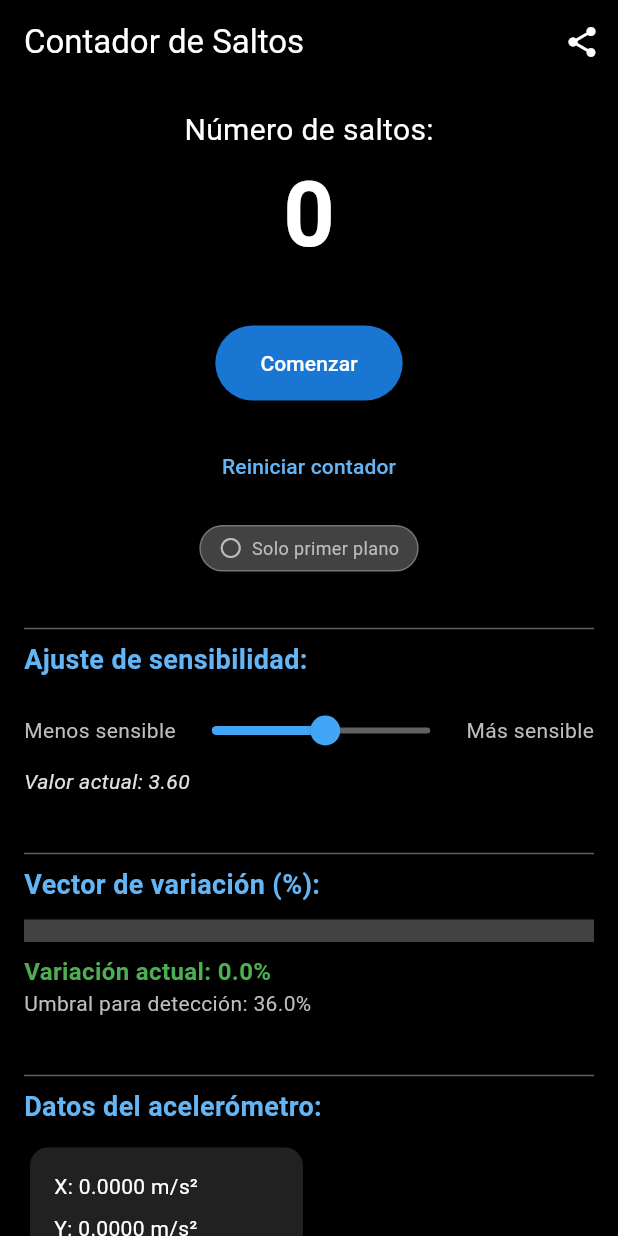
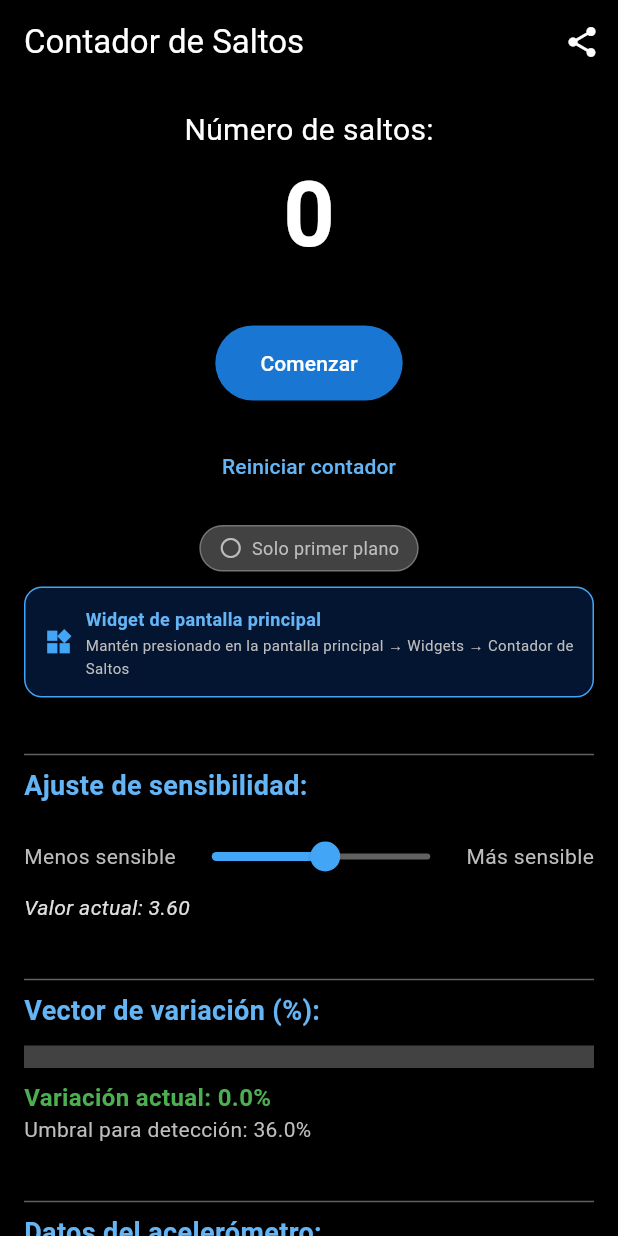
Before and after one commit to rodmicito/saltosFlutter, a Flutter app: the screen it shows after launch, on a phone screen of 412 x 824 dp. Run offline on Flutter 3.47's test engine with Material 3 defaults, Android fonts, the phone set to English and light mode, and no system bars; our stand-ins replace flutter_local_notifications, permission_handler, sensors_plus, share_plus; missing offline and left inert: flutter_background_service, home_widget.

Commit message:
Add home screen widget functionality - shows jump count on phone home screen

```diff
--- a/lib/screens/jump_counter_screen.dart
+++ b/lib/screens/jump_counter_screen.dart
@@ -1,6 +1,7 @@
 import 'package:flutter/material.dart';
 import 'package:jump_counter/services/accelerometer_service.dart';
 import 'package:jump_counter/services/background_service.dart';
+import 'package:jump_counter/services/home_widget_service.dart';
 import 'package:sensors_plus/sensors_plus.dart';
 import 'package:share_plus/share_plus.dart';
 import 'package:permission_handler/permission_handler.dart';
@@ -49,11 +50,16 @@ class _JumpCounterScreenState extends State<JumpCounterScreen> {
     // Inicializar el servicio de segundo plano
     _initializeBackgroundService();
 
+    // Inicializar el widget de pantalla principal
+    _initializeHomeWidget();
+
     // Escuchar actualizaciones del servicio de segundo plano
     FlutterBackgroundService().on('jumpDetected').listen((event) {
       if (mounted && _isBackgroundMode) {
         setState(() {
           _jumpCount = event!['count'];
+          // Actualizar el widget
+          _updateHomeWidget();
         });
       }
     });
@@ -62,6 +68,8 @@ class _JumpCounterScreenState extends State<JumpCounterScreen> {
       if (mounted && _isBackgroundMode) {
         setState(() {
           _jumpCount = event!['count'];
+          // Actualizar el widget
+          _updateHomeWidget();
         });
       }
     });
@@ -72,6 +80,15 @@ class _JumpCounterScreenState extends State<JumpCounterScreen> {
 
     // Solicitar permisos necesarios
     await _requestPermissions();
+  }
+
+  Future<void> _initializeHomeWidget() async {
+    await HomeWidgetService.initialize();
+    HomeWidgetService.registerWidgetCallback();
+  }
+
+  void _updateHomeWidget() {
+    HomeWidgetService.updateWidget(_jumpCount, _isMonitoring);
   }
 
   Future<void> _requestPermissions() async {
@@ -110,6 +127,8 @@ class _JumpCounterScreenState extends State<JumpCounterScreen> {
     setState(() {
       _jumpCount++;
     });
+    // Actualizar el widget de pantalla principal
+    _updateHomeWidget();
   }
 
   void _toggleMonitoring() async {
@@ -132,6 +151,9 @@ class _JumpCounterScreenState extends State<JumpCounterScreen> {
       _accelerometerService.stopMonitoring();
       _isBackgroundMode = false;
     }
+
+    // Actualizar el widget con el nuevo estado
+    _updateHomeWidget();
   }
 
   void _resetCounter() {
@@ -141,6 +163,9 @@ class _JumpCounterScreenState extends State<JumpCounterScreen> {
 
     // También reiniciar el contador en el servicio de segundo plano
     BackgroundService.resetCount();
+
+    // Actualizar el widget
+    _updateHomeWidget();
   }
 
   void _shareResults() {
@@ -236,6 +261,45 @@ class _JumpCounterScreenState extends State<JumpCounterScreen> {
                             style: TextStyle(
                               color: _isBackgroundMode ? Colors.green[400] : Colors.grey[400],
                               fontSize: 12,
+                            ),
+                          ),
+                        ],
+                      ),
+                    ),
+                    const SizedBox(height: 10),
+                    // Información del widget de pantalla principal
+                    Container(
+                      padding: const EdgeInsets.all(12),
+                      decoration: BoxDecoration(
+                        color: Colors.blue[900]?.withOpacity(0.3),
+                        borderRadius: BorderRadius.circular(12),
+                        border: Border.all(color: Colors.blue[400]!, width: 1),
+                      ),
+                      child: Row(
+                        children: [
+                          Icon(Icons.widgets, color: Colors.blue[400], size: 20),
+                          const SizedBox(width: 8),
+                          Expanded(
+                            child: Column(
+                              crossAxisAlignment: CrossAxisAlignment.start,
+                              children: [
+                                Text(
+                                  'Widget de pantalla principal',
+                                  style: TextStyle(
+                                    color: Colors.blue[300],
+                                    fontSize: 12,
+                                    fontWeight: FontWeight.bold,
+                                  ),
+                                ),
+                                const SizedBox(height: 2),
+                                Text(
+                                  'Mantén presionado en la pantalla principal → Widgets → Contador de Saltos',
+                                  style: TextStyle(
+                                    color: Colors.grey[400],
+                                    fontSize: 10,
+                                  ),
+                                ),
+                              ],
                             ),
                           ),
                         ],
--- /dev/null
+++ b/lib/services/home_widget_service.dart
@@ -0,0 +1,71 @@
+import 'package:home_widget/home_widget.dart';
+
+class HomeWidgetService {
+  static const String _androidProviderName = 'JumpCounterWidgetProvider';
+  static const String _jumpCountKey = 'jump_count';
+  static const String _lastUpdateKey = 'last_update';
+  static const String _statusKey = 'status';
+
+  /// Inicializa el widget de pantalla principal
+  static Future<void> initialize() async {
+    try {
+      await HomeWidget.setAppGroupId('group.com.example.jump_counter');
+      await updateWidget(0, false);
+    } catch (e) {
+      print('Error initializing home widget: $e');
+    }
+  }
+
+  /// Actualiza el widget con el contador de saltos actual
+  static Future<void> updateWidget(int jumpCount, bool isMonitoring) async {
+    try {
+      // Guardar datos para el widget
+      await HomeWidget.saveWidgetData<int>(_jumpCountKey, jumpCount);
+      await HomeWidget.saveWidgetData<String>(
+        _lastUpdateKey,
+        DateTime.now().toString().substring(11, 16), // Solo hora y minutos
+      );
+      await HomeWidget.saveWidgetData<String>(
+        _statusKey,
+        isMonitoring ? 'ACTIVO' : 'PAUSADO',
+      );
+
+      // Actualizar el widget en Android
+      await HomeWidget.updateWidget(
+        name: _androidProviderName,
+        androidName: _androidProviderName,
+      );
+    } catch (e) {
+      print('Error updating home widget: $e');
+    }
+  }
+
+  /// Obtiene el contador actual del widget
+  static Future<int> getCurrentCount() async {
+    try {
+      return await HomeWidget.getWidgetData<int>(_jumpCountKey, defaultValue: 0) ?? 0;
+    } catch (e) {
+      print('Error getting widget data: $e');
+      return 0;
+    }
+  }
+
+  /// Maneja cuando el usuario toca el widget
+  static Future<void> handleWidgetClick() async {
+    try {
+      // Esto abrirá la aplicación cuando se toque el widget
+      await HomeWidget.getWidgetData<String>('app_launch');
+    } catch (e) {
+      print('Error handling widget click: $e');
+    }
+  }
+
+  /// Registra el callback para cuando se toque el widget
+  static void registerWidgetCallback() {
+    HomeWidget.widgetClicked.listen((uri) {
+      if (uri != null) {
+        handleWidgetClick();
+      }
+    });
+  }
+}
--- a/pubspec.yaml
+++ b/pubspec.yaml
@@ -16,6 +16,7 @@ dependencies:
   flutter_background_service: ^5.1.0
   flutter_local_notifications: ^17.2.3
   permission_handler: ^11.3.0
+  home_widget: ^0.6.0
 
 dev_dependencies:
   flutter_test:
```
Also changed, not shown: pubspec.lock, 7 other files.
